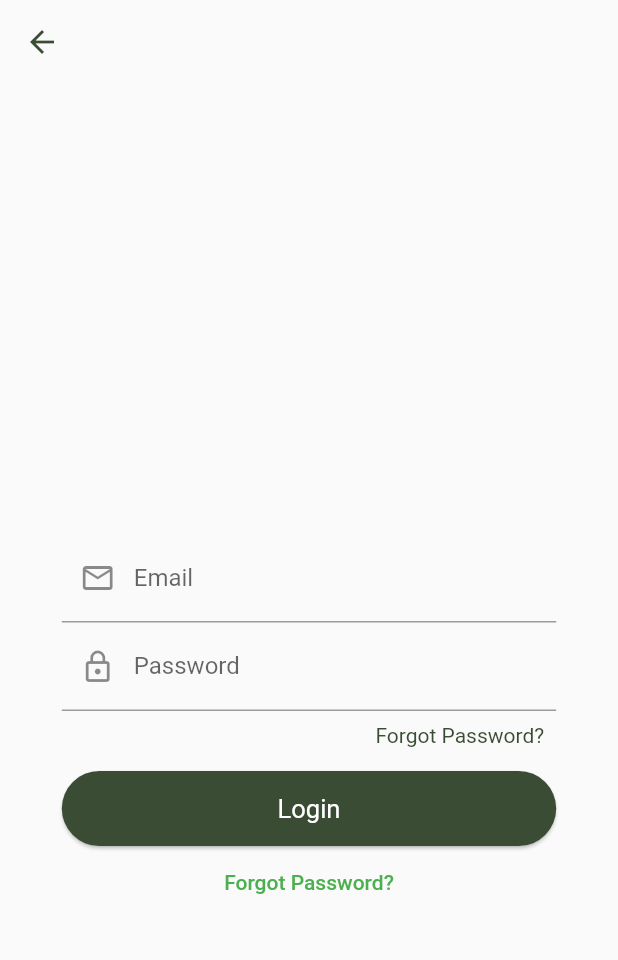
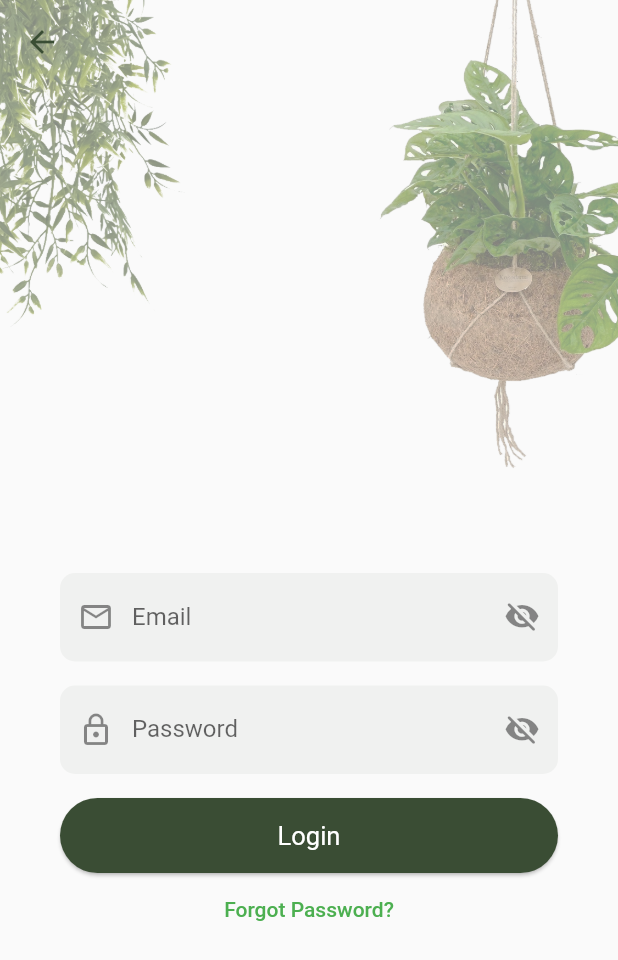
Before and after one commit to alastairrmcneill/plant-care-archive, a Flutter app: the WelcomeScreen screen opened directly, after a tap on "Login", on a phone screen of 412 x 824 dp. Shown: the top 960 px of the screen. Run offline on Flutter 3.47's test engine with Material 2 defaults, Android fonts, the light colour scheme and no system bars; our stand-ins replace firebase_core; accounts and stored records are empty; statements that could not run were skipped.

Commit message:
Began work on login screen

```diff
--- a/lib/auth/screens/login_screen.dart
+++ b/lib/auth/screens/login_screen.dart
@@ -18,42 +18,40 @@ class _LoginScreenState extends State<LoginScreen> {
         backgroundColor: Colors.white.withOpacity(0),
         iconTheme: const IconThemeData(color: Color(0xFF3a4d34)),
       ),
-      body: SafeArea(
-        child: Center(
-          child: Container(
-            width: MediaQuery.of(context).size.width * 0.8,
+      extendBodyBehindAppBar: true,
+      resizeToAvoidBottomInset: true,
+      body: Stack(
+        children: [
+          //Background image
+          Container(
+            decoration: const BoxDecoration(
+              image: DecorationImage(
+                image: AssetImage("assets/images/login_background.png"),
+                fit: BoxFit.cover,
+                alignment: Alignment.topLeft,
+              ),
+            ),
+          ),
+          Center(
+            child: SingleChildScrollView(
+              padding: EdgeInsets.symmetric(horizontal: 40),
+              // width: MediaQuery.of(context).size.width * 0.8,
               child: Column(
                 children: [
-                const SizedBox(height: 300),
-                TextInputWidget(
+                  const SizedBox(height: 180),
+                  const TextInputWidget(
                     labelText: 'Email',
                     prefixIcon: Icons.mail_outline,
                     obscureText: false,
                   ),
-                TextInputWidget(
+                  const TextInputWidget(
                     labelText: 'Password',
                     prefixIcon: Icons.lock_outline,
                     obscureText: true,
                   ),
-                Padding(
-                  padding: const EdgeInsets.only(bottom: 8),
-                  child: SizedBox(
-                    width: MediaQuery.of(context).size.width * 0.8,
-                    child: Padding(
-                      padding: const EdgeInsets.all(8.0),
-                      child: RichText(
-                        textAlign: TextAlign.end,
-                        text: TextSpan(
-                          text: 'Forgot Password?',
-                          style: TextStyle(color: Color(0xFF3a4d34)),
-                          recognizer: TapGestureRecognizer()..onTap = () => print('Forgot password?'),
-                        ),
-                      ),
-                    ),
-                  ),
-                ),
+                  const SizedBox(height: 8),
                   SizedBox(
-                  width: MediaQuery.of(context).size.width * 0.8,
+                    width: double.infinity,
                     height: 50,
                     child: ElevatedButton(
                       onPressed: () => print('Login Auth Func'),
@@ -68,6 +66,7 @@ class _LoginScreenState extends State<LoginScreen> {
               ),
             ),
           ),
+        ],
       ),
     );
   }
--- a/lib/auth/widgets/text_field_widget.dart
+++ b/lib/auth/widgets/text_field_widget.dart
@@ -17,15 +17,18 @@ class TextInputWidget extends StatefulWidget {
 }
 
 class _TextInputWidgetState extends State<TextInputWidget> {
-  bool isValid = false;
   @override
   Widget build(BuildContext context) {
-    return TextField(
-      obscureText: widget.obscureText,
-      decoration: InputDecoration(
-        prefixIcon: Icon(widget.prefixIcon),
-        labelText: widget.labelText,
-        suffixIcon: isValid ? Icon(Icons.check) : null,
+    return Padding(
+      padding: const EdgeInsets.symmetric(vertical: 8.0),
+      child: TextField(
+        obscureText: widget.obscureText,
+        decoration: InputDecoration(
+          prefixIcon: Icon(widget.prefixIcon),
+          labelText: widget.labelText,
+          suffixIcon: Icon(Icons.visibility_off_rounded),
+          fillColor: Color(0xFF3a4d34).withOpacity(0.05),
+        ),
       ),
     );
   }
--- a/lib/main.dart
+++ b/lib/main.dart
@@ -29,6 +29,18 @@ class MyApp extends StatelessWidget {
             ),
           ),
         ),
+        inputDecorationTheme: InputDecorationTheme(
+          focusColor: Colors.green,
+          filled: true,
+          enabledBorder: UnderlineInputBorder(
+            borderRadius: BorderRadius.circular(10),
+            borderSide: BorderSide.none,
+          ),
+          focusedBorder: OutlineInputBorder(
+            borderRadius: BorderRadius.circular(10),
+            borderSide: BorderSide(color: Colors.green),
+          ),
+        ),
       ),
       home: WelcomeScreen(),
     );
--- a/lib/screens/welcome_screen.dart
+++ b/lib/screens/welcome_screen.dart
@@ -51,6 +51,20 @@ class _WelcomeScreenState extends State<WelcomeScreen> {
               ],
             ),
           ),
+          Align(
+            alignment: Alignment.bottomCenter,
+            child: SafeArea(
+              child: Text(
+                'Created by Alastair McNeill',
+                style: TextStyle(
+                  color: const Color(0xFF3a4d34).withOpacity(0.5),
+                  fontFamily: 'HelveticaNeue',
+                  fontWeight: FontWeight.w100,
+                  fontSize: 12,
+                ),
+              ),
+            ),
+          ),
         ],
       ),
     );
--- a/pubspec.yaml
+++ b/pubspec.yaml
@@ -36,3 +36,8 @@ flutter:
   # To add assets to your application, add an assets section, like this:
   assets:
     - assets/images/
+
+  fonts:
+    - family: HelveticaNeue
+      fonts:
+        - asset: assets/fonts/HelveticaNeue.ttc
```
Also changed, not shown: assets/images/login_background.png (added), assets/images/welcome_background.png, 1 other file. Lines whose indentation alone changed are shown as unchanged.
